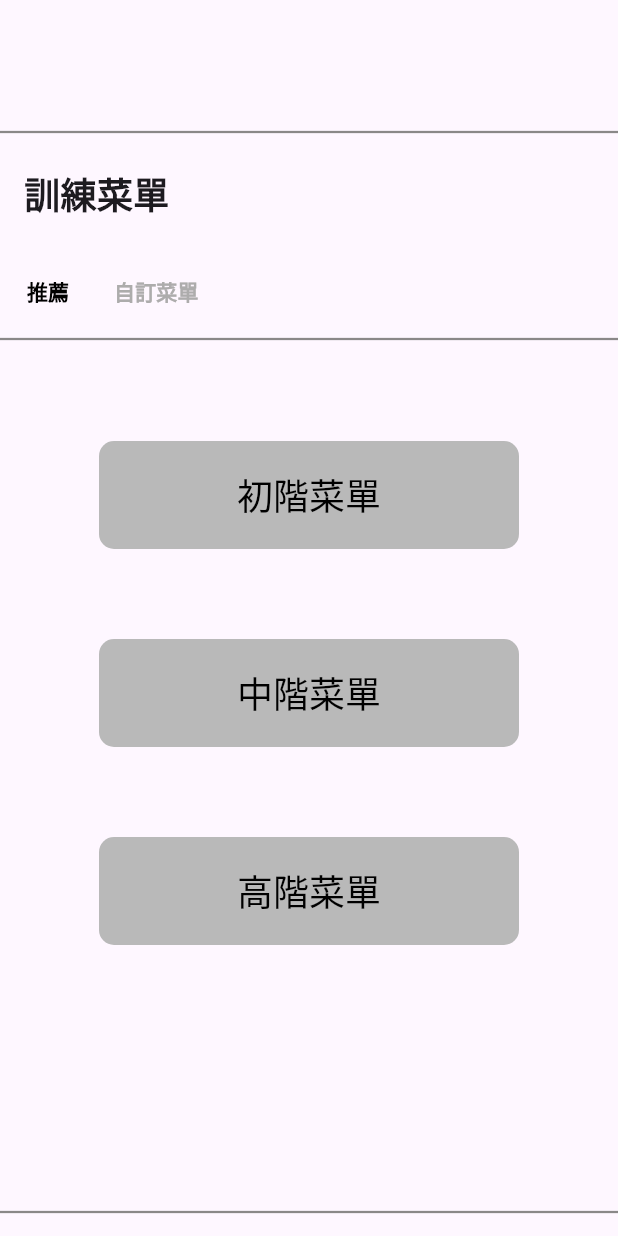
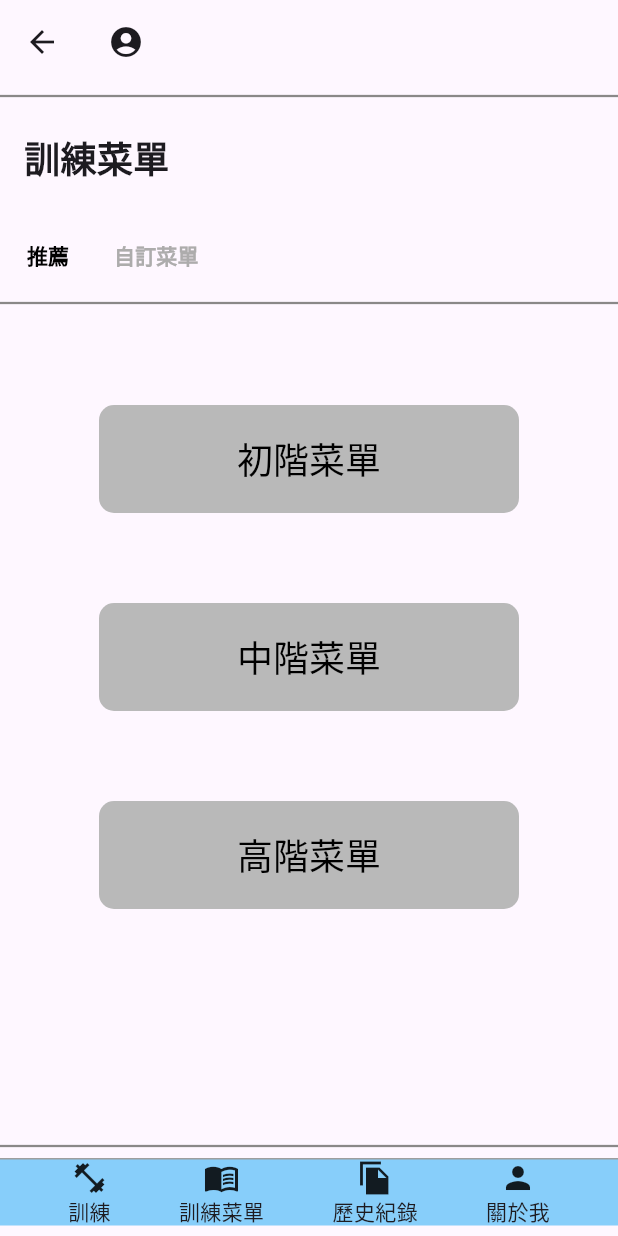
Before and after one commit to live7086/mvp_one, a Flutter app: the Usermeun screen opened by its route, on a phone screen of 412 x 824 dp. Run offline on Flutter 3.47's test engine with Material 3 defaults, Android fonts, the phone set to English and light mode, and no system bars; our stand-ins replace camera, firebase_core, firebase_database; missing offline and left inert: google_ml_kit; accounts and stored records are empty.

Commit message:
training menu upload
model暫時放在初階動作按鈕上

```diff
--- a/lib/User_menu.dart
+++ b/lib/User_menu.dart
@@ -6,19 +6,29 @@ class Usermeun extends StatelessWidget {
 
   @override
   Widget build(BuildContext context) {
-    return const Scaffold(
-      body: Column(
+    return Scaffold(
+      appBar: AppBar(
+        leading: IconButton(
+          icon: const Icon(Icons.arrow_back),
+          onPressed: () {
+            Navigator.pop(context);
+          },
+        ),
+        title:
+            const Icon(Icons.account_circle), // Optional: if you want a title
+      ),
+      body: const Column(
         crossAxisAlignment: CrossAxisAlignment.start,
         children: [
-          SizedBox(height: 80),
           DDD(),
-          Usertitle(),
+          Usertitle("訓練菜單"),
           Usersecond(),
           DDD(),
           SizedBox(height: 60),
           UserStyle(),
-          SizedBox(height: 170),
+          SizedBox(height: 150),
           DDD(),
+          MyBottomNavigationBar(),
         ],
       ),
     );
--- a/lib/User_menu_style.dart
+++ b/lib/User_menu_style.dart
@@ -1,6 +1,7 @@
 import 'package:flutter/material.dart';
 import 'package:mvp_one/User_menu.dart';
 import 'package:mvp_one/model.dart';
+import 'package:mvp_one/search.dart';
 import 'package:mvp_one/slidePageAnimation.dart';
 import 'package:mvp_one/posePage.dart';
 
@@ -90,14 +91,16 @@ class UserStyle extends StatelessWidget {
 }
 
 class Usertitle extends StatelessWidget {
-  const Usertitle({Key? key}) : super(key: key);
+  final String title;
+  const Usertitle(this.title, {Key? key}) : super(key: key);
+
   @override
   Widget build(BuildContext context) {
-    return const Padding(
-      padding: EdgeInsets.all(16.0),
+    return Padding(
+      padding: const EdgeInsets.all(16.0),
       child: Text(
-        '訓練菜單',
-        style: TextStyle(
+        title,
+        style: const TextStyle(
           fontSize: 24,
           fontWeight: FontWeight.bold,
         ),
@@ -319,6 +322,7 @@ class _BottomNavigationBarExampleState
 
 //底下導引列
 class MyBottomNavigationBar extends StatelessWidget {
+  const MyBottomNavigationBar({Key? key}) : super(key: key);
   @override
   Widget build(BuildContext context) {
     return Container(
@@ -335,7 +339,9 @@ class MyBottomNavigationBar extends StatelessWidget {
         mainAxisAlignment: MainAxisAlignment.spaceEvenly,
         children: [
           InkWell(
-            onTap: () {},
+            onTap: () {
+              Navigator.of(context).push(SlidePageRoute(page: const Search()));
+            },
             child: const Column(
               mainAxisSize: MainAxisSize.min,
               children: [
--- a/lib/main.dart
+++ b/lib/main.dart
@@ -11,7 +11,7 @@ void main() async {
   );
 
   // 啟動應用程式
-  runApp(MyApp());
+  runApp(const MyApp());
 }
 
 class MyApp extends StatelessWidget {
```
